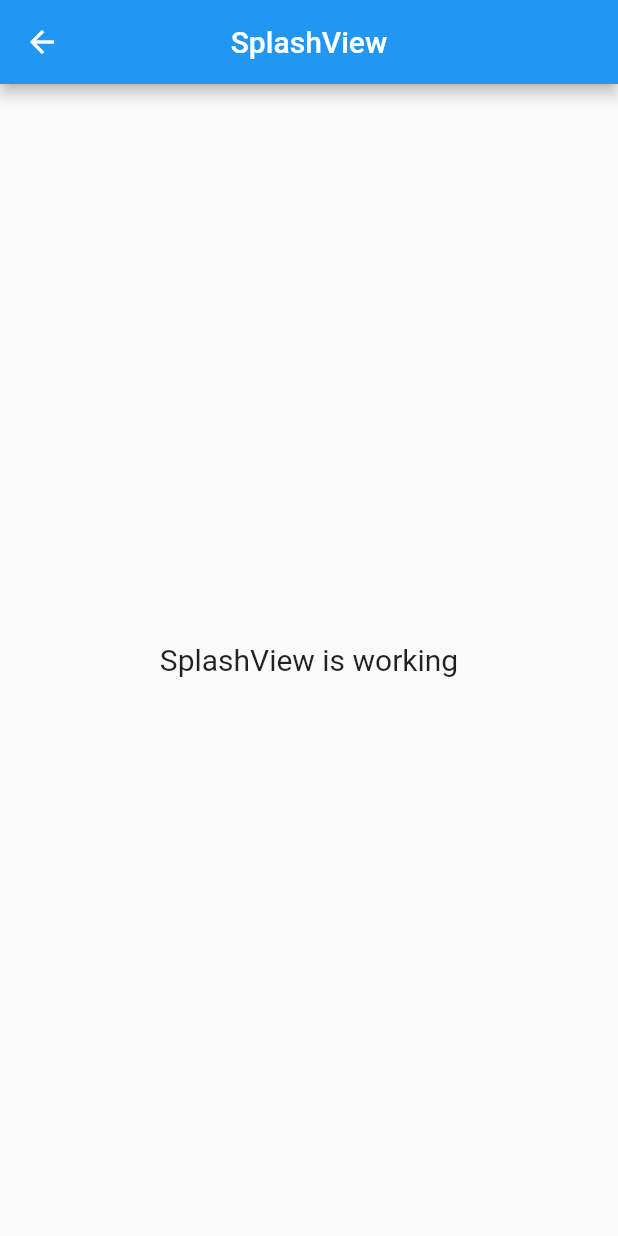
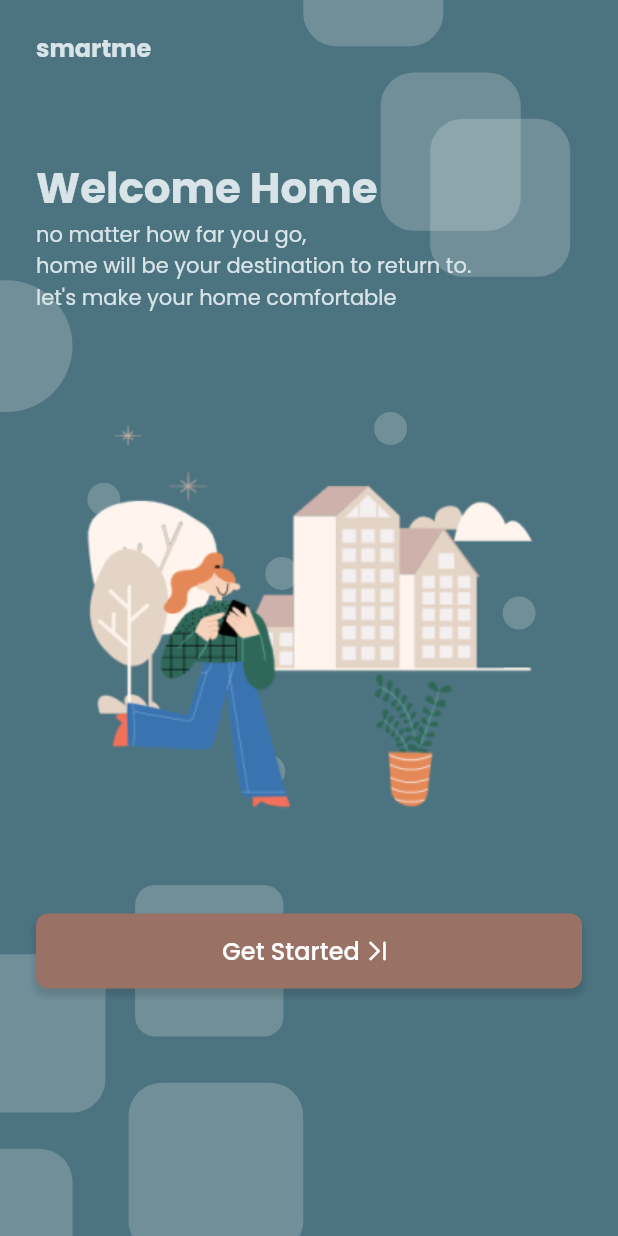
Before and after one commit to mdshadatrahman/smart_home_flutter, a Flutter app: the SplashView screen opened by its route, on a phone screen of 412 x 824 dp. Run offline on Flutter 3.47's test engine with Material 2 defaults, Android fonts, the phone set to English and light mode, and no system bars; our stand-ins replace flutter_svg, get.

Commit message:
splash screen ui and navigation controller done

```diff
--- a/lib/app/modules/splash/controllers/splash_controller.dart
+++ b/lib/app/modules/splash/controllers/splash_controller.dart
@@ -1,23 +1,8 @@
 import 'package:get/get.dart';
+import 'package:smart_home/app/routes/app_pages.dart';
 
 class SplashController extends GetxController {
-  //TODO: Implement SplashController
-
-  final count = 0.obs;
-  @override
-  void onInit() {
-    super.onInit();
+  void goNextPage() {
+    Get.offAndToNamed(Routes.HOME);
   }
-
-  @override
-  void onReady() {
-    super.onReady();
-  }
-
-  @override
-  void onClose() {
-    super.onClose();
-  }
-
-  void increment() => count.value++;
 }
--- a/lib/app/modules/splash/views/splash_view.dart
+++ b/lib/app/modules/splash/views/splash_view.dart
@@ -1,6 +1,9 @@
 import 'package:flutter/material.dart';
+import 'package:flutter_svg/svg.dart';
 
 import 'package:get/get.dart';
+import 'package:smart_home/app/constants/colors.dart';
+import 'package:smart_home/gen/assets.gen.dart';
 
 import '../controllers/splash_controller.dart';
 
@@ -9,15 +12,96 @@ class SplashView extends GetView<SplashController> {
   @override
   Widget build(BuildContext context) {
     return Scaffold(
-      appBar: AppBar(
-        title: const Text('SplashView'),
-        centerTitle: true,
-      ),
-      body: const Center(
-        child: Text(
-          'SplashView is working',
-          style: TextStyle(fontSize: 20),
-        ),
+      body: Stack(
+        children: [
+          //Background image
+          SizedBox(
+            height: Get.height,
+            width: Get.width,
+            child: SvgPicture.asset(
+              Assets.pictures.svg.splashScreen,
+              fit: BoxFit.cover,
+            ),
+          ),
+
+          SafeArea(
+            child: Padding(
+              padding: const EdgeInsets.symmetric(horizontal: 24),
+              child: Column(
+                mainAxisAlignment: MainAxisAlignment.start,
+                crossAxisAlignment: CrossAxisAlignment.start,
+                children: [
+                  const Padding(
+                    padding: EdgeInsets.only(top: 20),
+                    child: Text(
+                      'smartme',
+                      style: TextStyle(
+                        color: AppColors.surface2,
+                        fontSize: 16,
+                        fontWeight: FontWeight.w600,
+                      ),
+                    ),
+                  ),
+                  const SizedBox(height: 60),
+                  const Text(
+                    'Welcome Home',
+                    style: TextStyle(
+                      color: AppColors.surface2,
+                      fontSize: 28,
+                      fontWeight: FontWeight.w600,
+                    ),
+                  ),
+                  const Text(
+                    "no matter how far you go,\nhome will be your destination to return to. \nlet's make your home comfortable",
+                    style: TextStyle(
+                      color: AppColors.surface2,
+                      fontSize: 14,
+                    ),
+                  ),
+                  const SizedBox(height: 70),
+                  Image.asset(Assets.pictures.png.splashForegroundImage.path),
+                  const SizedBox(height: 70),
+                  //Button
+                  InkWell(
+                    onTap: () => controller.goNextPage(),
+                    child: Container(
+                      height: 50,
+                      width: Get.width,
+                      decoration: BoxDecoration(
+                        color: AppColors.main,
+                        borderRadius: BorderRadius.circular(8),
+                        boxShadow: const [
+                          BoxShadow(
+                            color: Colors.black12,
+                            blurRadius: 3,
+                            spreadRadius: 1,
+                            offset: Offset(0, 4),
+                          ),
+                        ],
+                      ),
+                      child: Center(
+                        child: Row(
+                          mainAxisAlignment: MainAxisAlignment.center,
+                          children: [
+                            const Text(
+                              'Get Started',
+                              style: TextStyle(
+                                color: Colors.white,
+                                fontSize: 16,
+                                fontWeight: FontWeight.w500,
+                              ),
+                            ),
+                            SvgPicture.asset(Assets.pictures.svg.arrowBar)
+                          ],
+                        ),
+                      ),
+                    ),
+                  ),
+                ],
+              ),
+            ),
+          ),
+        ],
       ),
     );
   }
--- a/lib/app/routes/app_pages.dart
+++ b/lib/app/routes/app_pages.dart
@@ -22,7 +22,7 @@ part 'app_routes.dart';
 class AppPages {
   AppPages._();
 
-  static const INITIAL = Routes.HOME;
+  static const INITIAL = Routes.SPLASH;
 
   static final routes = [
     GetPage(
--- a/lib/gen/assets.gen.dart
+++ b/lib/gen/assets.gen.dart
@@ -12,7 +12,19 @@ import 'package:flutter/widgets.dart';
 class $AssetsPicturesGen {
   const $AssetsPicturesGen();
 
+  $AssetsPicturesPngGen get png => const $AssetsPicturesPngGen();
   $AssetsPicturesSvgGen get svg => const $AssetsPicturesSvgGen();
+}
+
+class $AssetsPicturesPngGen {
+  const $AssetsPicturesPngGen();
+
+  /// File path: assets/pictures/png/splash_foreground_image.png
+  AssetGenImage get splashForegroundImage =>
+      const AssetGenImage('assets/pictures/png/splash_foreground_image.png');
+
+  /// List of all assets
+  List<AssetGenImage> get values => [splashForegroundImage];
 }
 
 class $AssetsPicturesSvgGen {
@@ -24,8 +36,11 @@ class $AssetsPicturesSvgGen {
   /// File path: assets/pictures/svg/Splash Screen.svg
   String get splashScreen => 'assets/pictures/svg/Splash Screen.svg';
 
+  /// File path: assets/pictures/svg/arrow_bar.svg
+  String get arrowBar => 'assets/pictures/svg/arrow_bar.svg';
+
   /// List of all assets
-  List<String> get values => [coolKidsFreshAir, splashScreen];
+  List<String> get values => [coolKidsFreshAir, splashScreen, arrowBar];
 }
 
 class Assets {
--- a/lib/main.dart
+++ b/lib/main.dart
@@ -1,15 +1,20 @@
 import 'package:flutter/material.dart';
 
 import 'package:get/get.dart';
+import 'package:smart_home/gen/fonts.gen.dart';
 
 import 'app/routes/app_pages.dart';
 
 void main() {
   runApp(
     GetMaterialApp(
+      debugShowCheckedModeBanner: false,
       title: "Application",
       initialRoute: AppPages.INITIAL,
       getPages: AppPages.routes,
+      theme: ThemeData(
+        fontFamily: FontFamily.poppins,
+      ),
     ),
   );
 }
```
Also changed, not shown: assets/pictures/png/splash_foreground_image.png (added), assets/pictures/svg/arrow_bar.svg (added).
